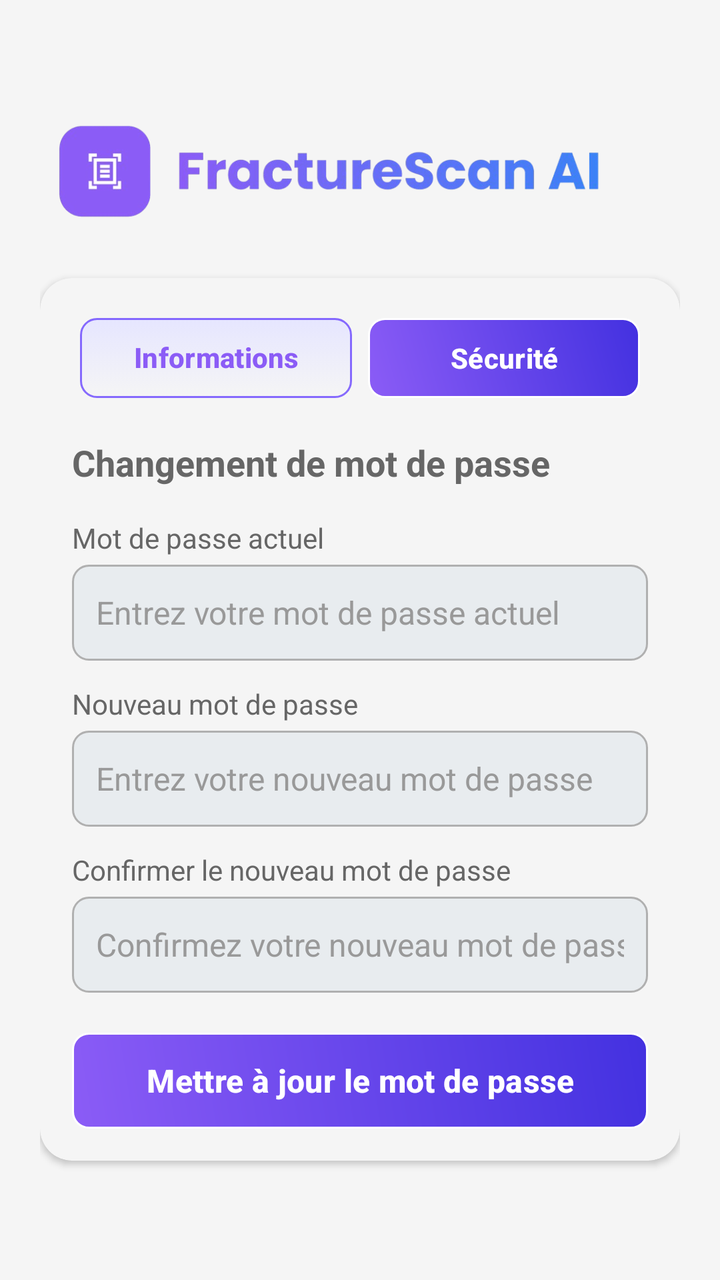
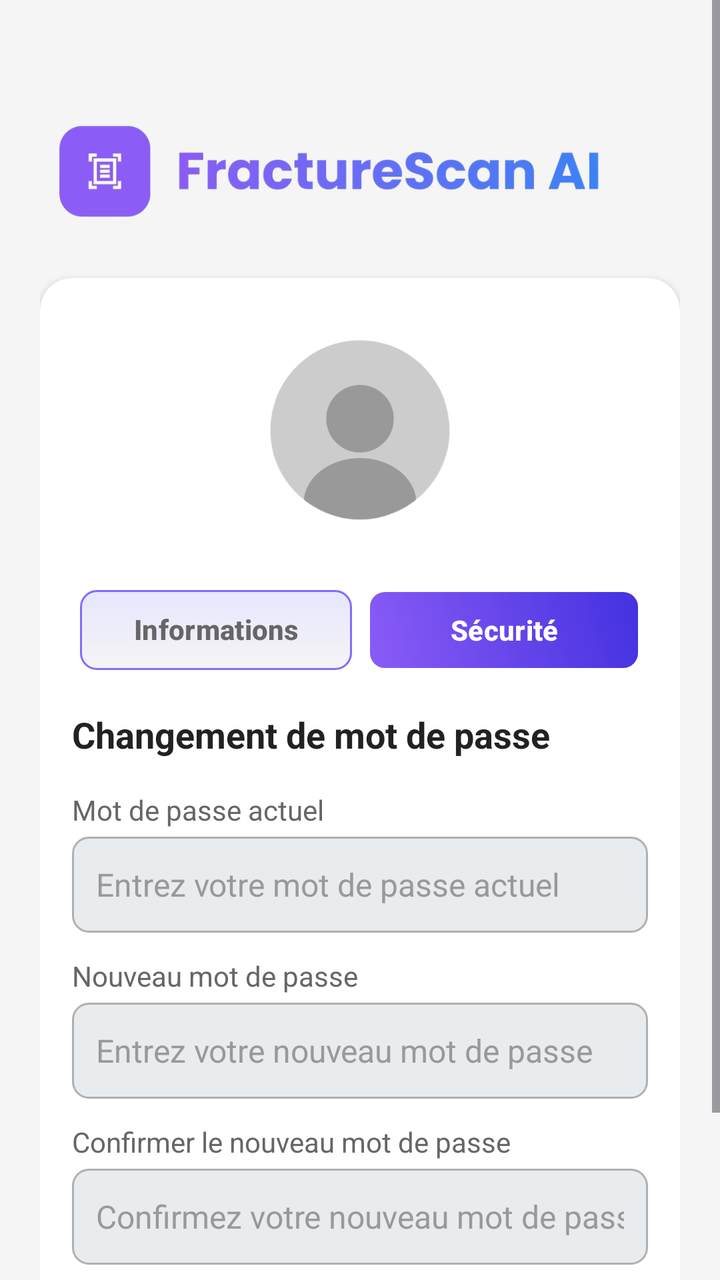

An Android layout rendered at two revisions. The XML below is the earlier revision; the diff shows what the commit changed to produce the second picture.
<!-- AndroidManifest.xml: application theme Theme.FractureAi -->
<!-- res/layout/activity_security_profil.xml -->
<?xml version="1.0" encoding="utf-8"?>
<androidx.constraintlayout.widget.ConstraintLayout xmlns:android="http://schemas.android.com/apk/res/android"
    xmlns:app="http://schemas.android.com/apk/res-auto"
    android:layout_width="match_parent"
    android:layout_height="match_parent"
    android:background="#F5F5F5">

    <ScrollView
        android:id="@+id/scroll_view"
        android:layout_width="match_parent"
        android:layout_height="match_parent"
        android:fillViewport="true"
        app:layout_constraintTop_toTopOf="parent"
        app:layout_constraintBottom_toBottomOf="parent"
        app:layout_constraintStart_toStartOf="parent"
        app:layout_constraintEnd_toEndOf="parent">

        <LinearLayout
            android:layout_width="match_parent"
            android:layout_height="wrap_content"
            android:orientation="vertical"
            android:gravity="center_horizontal"
            android:padding="20dp"
            android:background="#F5F5F5">

            <ImageView
                android:id="@+id/logo"
                android:layout_width="328dp"
                android:layout_height="79dp"
                android:layout_gravity="center_horizontal"
                android:layout_marginTop="24dp"
                android:adjustViewBounds="true"
                android:src="@drawable/logo_app" />

            <androidx.cardview.widget.CardView
                android:id="@+id/security_container"
                android:layout_width="match_parent"
                android:layout_height="wrap_content"
                android:layout_marginTop="16dp"
                android:elevation="8dp"
                app:cardBackgroundColor="#F5F5F5"
                app:cardCornerRadius="16dp">

                <LinearLayout
                    android:layout_width="match_parent"
                    android:layout_height="wrap_content"
                    android:orientation="vertical"
                    android:padding="16dp">

                    <LinearLayout
                        android:id="@+id/profile_tabs"
                        android:layout_width="match_parent"
                        android:layout_height="48dp"
                        android:layout_marginBottom="16dp"
                        android:gravity="center"
                        android:orientation="horizontal"
                        android:padding="4dp">

                        <Button
                            android:id="@+id/btn_info_personnelles"
                            android:layout_width="0dp"
                            android:layout_height="match_parent"
                            android:layout_marginEnd="8dp"
                            android:layout_weight="1"
                            android:background="@drawable/toggle_background_unselected"
                            android:text="Informations Personnelles"
                            android:textColor="@color/purple"
                            android:textSize="14sp"
                            android:textStyle="bold" />

                        <Button
                            android:id="@+id/btn_securite"
                            android:layout_width="0dp"
                            android:layout_height="match_parent"
                            android:layout_weight="1"
                            android:background="@drawable/button_background"
                            android:text="Sécurité"
                            android:textColor="#FFFFFF"
                            android:textSize="14sp"
                            android:textStyle="bold" />
                    </LinearLayout>

                    <TextView
                        android:id="@+id/security_title"
                        android:layout_width="wrap_content"
                        android:layout_height="wrap_content"
                        android:layout_marginBottom="16dp"
                        android:text="Changement de mot de passe"
                        android:textColor="#666666"
                        android:textSize="18sp"
                        android:textStyle="bold" />

                    
                    <LinearLayout
                        android:layout_width="match_parent"
                        android:layout_height="wrap_content"
                        android:orientation="vertical"
                        android:layout_marginBottom="12dp">

                        <TextView
                            android:id="@+id/label_current_password"
                            android:layout_width="wrap_content"
                            android:layout_height="wrap_content"
                            android:text="Mot de passe actuel"
                            android:textColor="#666666"
                            android:textSize="14sp" />

                        <EditText
                            android:id="@+id/input_current_password"
                            android:layout_width="match_parent"
                            android:layout_height="48dp"
                            android:layout_marginTop="4dp"
                            android:background="@drawable/edittext_background"
                            android:hint="Entrez votre mot de passe actuel"
                            android:inputType="textPassword"
                            android:padding="12dp"
                            android:textColor="#222222"
                            android:textColorHint="#999999"
                            android:textSize="16sp" />
                    </LinearLayout>

                    
                    <LinearLayout
                        android:layout_width="match_parent"
                        android:layout_height="wrap_content"
                        android:orientation="vertical"
                        android:layout_marginBottom="12dp">

                        <TextView
                            android:id="@+id/label_new_password"
                            android:layout_width="wrap_content"
                            android:layout_height="wrap_content"
                            android:text="Nouveau mot de passe"
                            android:textColor="#666666"
                            android:textSize="14sp" />

                        <EditText
                            android:id="@+id/input_new_password"
                            android:layout_width="match_parent"
                            android:layout_height="48dp"
                            android:layout_marginTop="4dp"
                            android:background="@drawable/edittext_background"
                            android:hint="Entrez votre nouveau mot de passe"
                            android:inputType="textPassword"
                            android:padding="12dp"
                            android:textColor="#222222"
                            android:textColorHint="#999999"
                            android:textSize="16sp" />
                    </LinearLayout>

                    
                    <LinearLayout
                        android:layout_width="match_parent"
                        android:layout_height="wrap_content"
                        android:orientation="vertical"
                        android:layout_marginBottom="20dp">

                        <TextView
                            android:id="@+id/label_confirm_password"
                            android:layout_width="wrap_content"
                            android:layout_height="wrap_content"
                            android:text="Confirmer le nouveau mot de passe"
                            android:textColor="#666666"
                            android:textSize="14sp" />

                        <EditText
                            android:id="@+id/input_confirm_password"
                            android:layout_width="match_parent"
                            android:layout_height="48dp"
                            android:layout_marginTop="4dp"
                            android:background="@drawable/edittext_background"
                            android:hint="Confirmez votre nouveau mot de passe"
                            android:inputType="textPassword"
                            android:padding="12dp"
                            android:textColor="#222222"
                            android:textColorHint="#999999"
                            android:textSize="16sp" />
                    </LinearLayout>

                    <Button
                        android:id="@+id/btn_update_password"
                        android:layout_width="match_parent"
                        android:layout_height="48dp"
                        android:background="@drawable/button_background"
                        android:text="Mettre à jour le mot de passe"
                        android:textColor="#FFFFFF"
                        android:textStyle="bold"
                        android:textSize="16sp" />
                </LinearLayout>
            </androidx.cardview.widget.CardView>
        </LinearLayout>
    </ScrollView>
</androidx.constraintlayout.widget.ConstraintLayout>
<!-- resources referenced by this layout -->
<resources>
  <color name="purple">#8B5CF6</color>
  <!-- drawable button_background (drawable) -->
  <?xml version="1.0" encoding="utf-8"?>
  <shape xmlns:android="http://schemas.android.com/apk/res/android">
      <gradient
          android:startColor="#8B5CF6"
          android:endColor="#4331E0"
          android:angle="45" />
      <corners android:radius="8dp"/>
      <stroke
          android:width="1dp"
          android:color="#FFFFFF"/>
  </shape>
  <!-- drawable edittext_background (drawable) -->
  <?xml version="1.0" encoding="utf-8"?>
  <shape xmlns:android="http://schemas.android.com/apk/res/android">
      <solid android:color="#E8ECEF" />
      <corners android:radius="8dp" />
      <stroke
          android:width="1dp"
          android:color="#B0B0B0" />
  </shape>
  <!-- drawable logo_app: png bitmap (drawable, 75587 bytes) -->
  <!-- drawable toggle_background_unselected (drawable) -->
  <?xml version="1.0" encoding="utf-8"?>
  <selector xmlns:android="http://schemas.android.com/apk/res/android">
      
      <item android:state_pressed="true">
          <shape android:shape="rectangle">
              <gradient
                  android:startColor="#E6E6FF"
              android:endColor="#D6D6FF"
              android:angle="90" />
              <corners android:radius="8dp" />
              <stroke
                  android:width="1dp"
                  android:color="#CC6B48FF" />
          </shape>
      </item>
      <item>
          <shape android:shape="rectangle">
              <gradient
                  android:startColor="#F5F5F5"
                  android:endColor="#E6E6FF"
              android:angle="90" />
              <corners android:radius="8dp" />
              <stroke
                  android:width="1dp"
                  android:color="#CC6B48FF" />
          </shape>
      </item>
  </selector>
  <style name="Theme.FractureAi" parent="Base.Theme.FractureAi" />
  <style name="Base.Theme.FractureAi" parent="Theme.Material3.DayNight.NoActionBar">
          
          
          
  
          
          <item name="materialButtonStyle">@style/Widget.FractureAi.Button</item>
      </style>
  <style name="Widget.FractureAi.Button" parent="Widget.Material3.Button">
          <item name="backgroundTint">@null</item> 
          <item name="android:background">@null</item> 
          <item name="android:textAllCaps">false</item> 
      </style>
</resources>

<!-- the commit's change to res/layout/activity_security_profil.xml (unified diff, before → after) -->
@@ -30,7 +30,8 @@
                 android:layout_gravity="center_horizontal"
                 android:layout_marginTop="24dp"
                 android:adjustViewBounds="true"
-                android:src="@drawable/logo_app" />
+                android:src="@drawable/logo_app"
+                android:contentDescription="Logo de l'application" />
 
             <androidx.cardview.widget.CardView
                 android:id="@+id/security_container"
@@ -38,7 +39,7 @@
                 android:layout_height="wrap_content"
                 android:layout_marginTop="16dp"
                 android:elevation="8dp"
-                app:cardBackgroundColor="#F5F5F5"
+                app:cardBackgroundColor="#FFFFFF"
                 app:cardCornerRadius="16dp">
 
                 <LinearLayout
@@ -47,6 +48,38 @@
                     android:orientation="vertical"
                     android:padding="16dp">
 
+                    <FrameLayout
+                        android:layout_width="wrap_content"
+                        android:layout_height="wrap_content"
+                        android:layout_gravity="center_horizontal"
+                        android:layout_marginBottom="16dp">
+
+                        <androidx.cardview.widget.CardView
+                            android:id="@+id/profile_pic_container"
+                            android:layout_width="120dp"
+                            android:layout_height="120dp"
+                            app:cardCornerRadius="60dp"
+                            app:cardElevation="0dp">
+
+                            <ImageView
+                                android:id="@+id/profile_picture"
+                                android:layout_width="match_parent"
+                                android:layout_height="match_parent"
+                                android:scaleType="centerCrop"
+                                android:src="@drawable/ic_profil"
+                                android:contentDescription="Photo de profil de l'utilisateur" />
+                        </androidx.cardview.widget.CardView>
+
+                        <ProgressBar
+                            android:id="@+id/upload_progress"
+                            android:layout_width="120dp"
+                            android:layout_height="120dp"
+                            android:layout_gravity="center"
+                            android:visibility="gone"
+                            style="?android:attr/progressBarStyle"
+                            android:contentDescription="Progression du téléchargement de la photo" />
+                    </FrameLayout>
+
                     <LinearLayout
                         android:id="@+id/profile_tabs"
                         android:layout_width="match_parent"
@@ -64,9 +97,10 @@
                             android:layout_weight="1"
                             android:background="@drawable/toggle_background_unselected"
                             android:text="Informations Personnelles"
-                            android:textColor="@color/purple"
-                            android:textSize="14sp"
-                            android:textStyle="bold" />
+                            android:textColor="#666666"
+                            android:textSize="14sp"
+                            android:textStyle="bold"
+                            android:contentDescription="Afficher les informations personnelles" />
 
                         <Button
                             android:id="@+id/btn_securite"
@@ -77,7 +111,8 @@
                             android:text="Sécurité"
                             android:textColor="#FFFFFF"
                             android:textSize="14sp"
-                            android:textStyle="bold" />
+                            android:textStyle="bold"
+                            android:contentDescription="Afficher les paramètres de sécurité" />
                     </LinearLayout>
 
                     <TextView
@@ -86,9 +121,10 @@
                         android:layout_height="wrap_content"
                         android:layout_marginBottom="16dp"
                         android:text="Changement de mot de passe"
-                        android:textColor="#666666"
+                        android:textColor="#222222"
                         android:textSize="18sp"
-                        android:textStyle="bold" />
+                        android:textStyle="bold"
+                        android:contentDescription="Titre de la section de changement de mot de passe" />
 
                     
                     <LinearLayout
@@ -103,7 +139,8 @@
                             android:layout_height="wrap_content"
                             android:text="Mot de passe actuel"
                             android:textColor="#666666"
-                            android:textSize="14sp" />
+                            android:textSize="14sp"
+                            android:contentDescription="Label pour le champ du mot de passe actuel" />
 
                         <EditText
                             android:id="@+id/input_current_password"
@@ -116,7 +153,8 @@
                             android:padding="12dp"
                             android:textColor="#222222"
                             android:textColorHint="#999999"
-                            android:textSize="16sp" />
+                            android:textSize="16sp"
+                            android:contentDescription="Champ pour entrer le mot de passe actuel" />
                     </LinearLayout>
 
                     
@@ -132,7 +170,8 @@
                             android:layout_height="wrap_content"
                             android:text="Nouveau mot de passe"
                             android:textColor="#666666"
-                            android:textSize="14sp" />
+                            android:textSize="14sp"
+                            android:contentDescription="Label pour le champ du nouveau mot de passe" />
 
                         <EditText
                             android:id="@+id/input_new_password"
@@ -145,7 +184,8 @@
                             android:padding="12dp"
                             android:textColor="#222222"
                             android:textColorHint="#999999"
-                            android:textSize="16sp" />
+                            android:textSize="16sp"
+                            android:contentDescription="Champ pour entrer le nouveau mot de passe" />
                     </LinearLayout>
 
                     
@@ -161,7 +201,8 @@
                             android:layout_height="wrap_content"
                             android:text="Confirmer le nouveau mot de passe"
                             android:textColor="#666666"
-                            android:textSize="14sp" />
+                            android:textSize="14sp"
+                            android:contentDescription="Label pour le champ de confirmation du mot de passe" />
 
                         <EditText
                             android:id="@+id/input_confirm_password"
@@ -174,20 +215,66 @@
                             android:padding="12dp"
                             android:textColor="#222222"
                             android:textColorHint="#999999"
-                            android:textSize="16sp" />
-                    </LinearLayout>
-
-                    <Button
-                        android:id="@+id/btn_update_password"
-                        android:layout_width="match_parent"
-                        android:layout_height="48dp"
-                        android:background="@drawable/button_background"
-                        android:text="Mettre à jour le mot de passe"
-                        android:textColor="#FFFFFF"
-                        android:textStyle="bold"
-                        android:textSize="16sp" />
+                            android:textSize="16sp"
+                            android:contentDescription="Champ pour confirmer le nouveau mot de passe" />
+                    </LinearLayout>
+
+                    <LinearLayout
+                        android:layout_width="match_parent"
+                        android:layout_height="wrap_content"
+                        android:orientation="horizontal"
+                        android:gravity="center">
+
+                        <Button
+                            android:id="@+id/btn_update_password"
+                            android:layout_width="0dp"
+                            android:layout_height="48dp"
+                            android:layout_weight="1"
+                            android:layout_marginEnd="8dp"
+                            android:background="@drawable/button_background"
+                            android:text="Modifier"
+                            android:textColor="#FFFFFF"
+                            android:textStyle="bold"
+                            android:textSize="16sp"
+                            android:contentDescription="Enregistrer le nouveau mot de passe" />
+
+                        <Button
+                            android:id="@+id/btn_cancel"
+                            android:layout_width="0dp"
+                            android:layout_height="48dp"
+                            android:layout_weight="1"
+                            android:layout_marginStart="8dp"
+                            android:background="@drawable/toggle_background_unselected"
+                            android:text="Annuler"
+                            android:textColor="#222222"
+                            android:textStyle="bold"
+                            android:textSize="16sp"
+                            android:contentDescription="Annuler la modification du mot de passe" />
+                    </LinearLayout>
                 </LinearLayout>
             </androidx.cardview.widget.CardView>
         </LinearLayout>
     </ScrollView>
+
+    
+    <FrameLayout
+        android:id="@+id/loading_overlay"
+        android:layout_width="match_parent"
+        android:layout_height="match_parent"
+        android:background="#80FFFFFF"
+        android:visibility="gone"
+        app:layout_constraintTop_toTopOf="parent"
+        app:layout_constraintBottom_toBottomOf="parent"
+        app:layout_constraintStart_toStartOf="parent"
+        app:layout_constraintEnd_toEndOf="parent">
+
+        <ProgressBar
+            android:id="@+id/progress_bar"
+            android:layout_width="80dp"
+            android:layout_height="80dp"
+            android:layout_gravity="center"
+            android:indeterminateTint="@color/purple"
+            style="?android:attr/progressBarStyle"
+            android:contentDescription="Progression de la mise à jour du mot de passe" />
+    </FrameLayout>
 </androidx.constraintlayout.widget.ConstraintLayout>
<!-- resource entries referenced after the edit -->
@@ -22,6 +22,7 @@
           android:width="1dp"
           android:color="#B0B0B0" />
   </shape>
+  <!-- drawable ic_profil: png bitmap (drawable, 43668 bytes) -->
   <!-- drawable logo_app: png bitmap (drawable, 75587 bytes) -->
   <!-- drawable toggle_background_unselected (drawable) -->
   <?xml version="1.0" encoding="utf-8"?>
